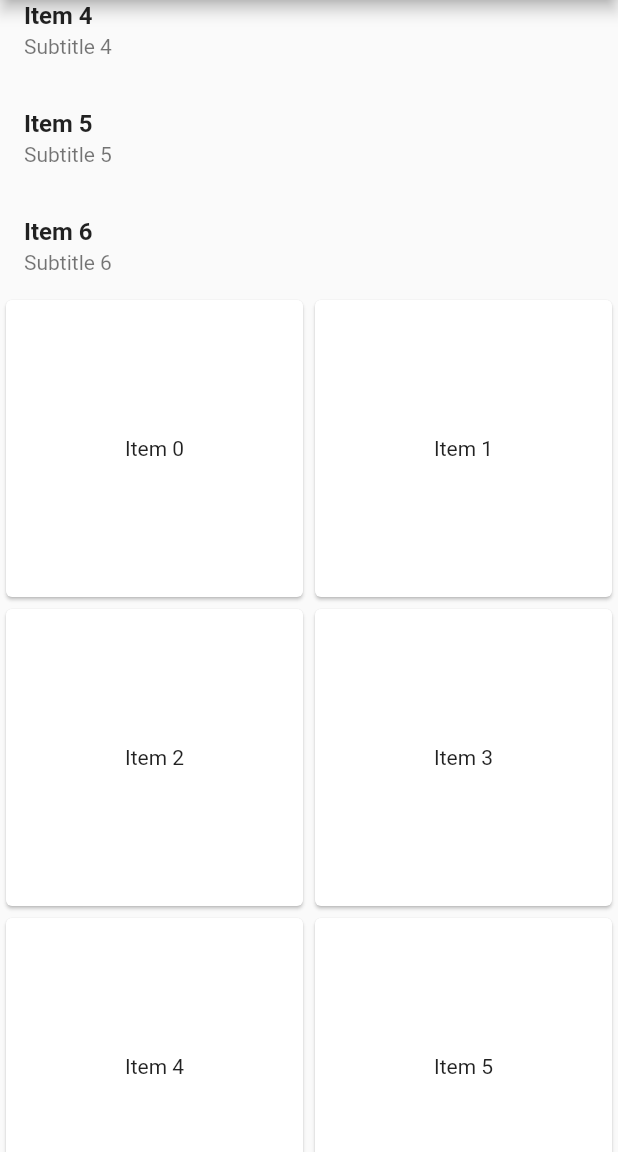
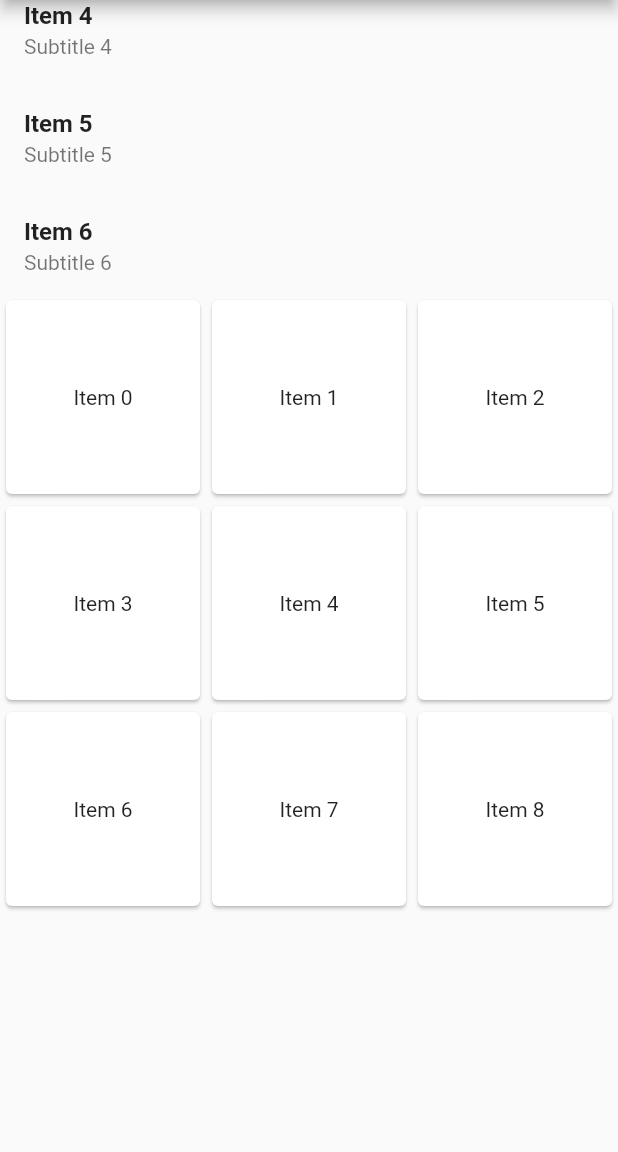
Before and after one commit to 1st-PARD-APP-PART/Kim-Min-Hyeok, a Flutter app: the screen it shows after launch, scrolled down 576 dp, on a phone screen of 412 x 824 dp, the part 84-1236 px from its top. Run offline on Flutter 3.47's test engine with Material 2 defaults, Android fonts, the light colour scheme and no system bars.

Commit message:
주석 업데이트 전

```diff
--- a/1st_homework_김민혁/first_homework__minhyeokkim/lib/main.dart
+++ b/1st_homework_김민혁/first_homework__minhyeokkim/lib/main.dart
@@ -181,8 +181,8 @@ class _MyHomePageState extends State<MyHomePage> {
                 SizedBox(
                   height: 5000,
                   child: GridView.count(
-                    crossAxisCount: 2,
-                    children: List.generate(6, (index) {
+                    crossAxisCount: 3,
+                    children: List.generate(9, (index) {
                       return Card(
                         child: Center(
                           child: Text("Item $index"),
```
